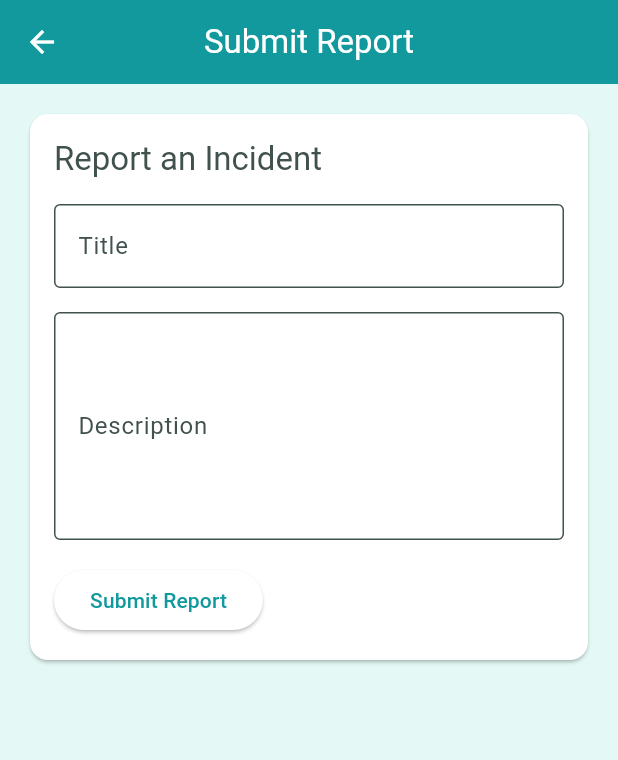
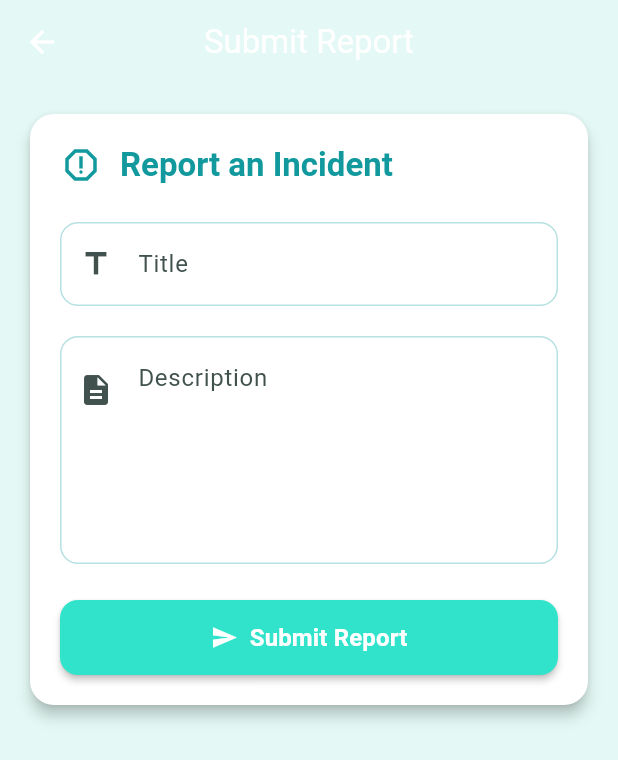
Before and after one commit to Abelboby/Reclaim, a Flutter app: the ReportScreen screen opened directly, on a phone screen of 412 x 824 dp. Shown: the top 760 px of the screen. Run offline on Flutter 3.47's test engine with Material 3 defaults, Android fonts, the phone set to English and light mode, and no system bars; our stand-ins replace firebase_auth, firebase_core, google_sign_in; accounts and stored records are empty.

Commit message:
Enhance MainScreen and ReportScreen: Improve animations and UI elements
- Added a scale animation to the floating action button (FAB) in MainScreen for a smoother user experience.
- Updated the FAB's rotation animation and transition duration for better visual feedback.
- Refined the bottom navigation bar layout and added a new method to build navigation items.
- Enhanced ReportScreen UI with a new background color, improved card design, and updated form fields for better usability.
- Introduced icons and adjusted button styles for a more cohesive design.
- Improved overall code structure and readability.

```diff
--- a/lib/presentation/screens/report/report_screen.dart
+++ b/lib/presentation/screens/report/report_screen.dart
@@ -7,9 +7,12 @@ class ReportScreen extends StatelessWidget {
   @override
   Widget build(BuildContext context) {
     return Scaffold(
+      backgroundColor: Theme.of(context).colorScheme.background,
       appBar: AppBar(
         title: const Text('Submit Report'),
         centerTitle: true,
+        elevation: 0,
+        backgroundColor: Colors.transparent,
       ),
       body: SingleChildScrollView(
         padding: const EdgeInsets.all(16),
@@ -17,36 +20,116 @@ class ReportScreen extends StatelessWidget {
           crossAxisAlignment: CrossAxisAlignment.stretch,
           children: [
             Card(
+              elevation: 4,
+              shape: RoundedRectangleBorder(
+                borderRadius: BorderRadius.circular(16),
+              ),
               child: Padding(
-                padding: const EdgeInsets.all(16),
+                padding: const EdgeInsets.all(20),
                 child: Column(
                   crossAxisAlignment: CrossAxisAlignment.start,
                   children: [
-                    Text(
-                      'Report an Incident',
-                      style: Theme.of(context).textTheme.titleLarge,
+                    Row(
+                      children: [
+                        Icon(
+                          Icons.report_outlined,
+                          color: AppColors.oceanBlue,
+                          size: 28,
+                        ),
+                        const SizedBox(width: 12),
+                        Text(
+                          'Report an Incident',
+                          style: Theme.of(context).textTheme.titleLarge?.copyWith(
+                            color: AppColors.oceanBlue,
+                            fontWeight: FontWeight.bold,
+                          ),
+                        ),
+                      ],
                     ),
-                    const SizedBox(height: 16),
+                    const SizedBox(height: 24),
                     TextFormField(
-                      decoration: const InputDecoration(
+                      decoration: InputDecoration(
                         labelText: 'Title',
-                        border: OutlineInputBorder(),
+                        hintText: 'Enter a brief title',
+                        prefixIcon: const Icon(Icons.title),
+                        border: OutlineInputBorder(
+                          borderRadius: BorderRadius.circular(12),
+                        ),
+                        enabledBorder: OutlineInputBorder(
+                          borderRadius: BorderRadius.circular(12),
+                          borderSide: BorderSide(
+                            color: AppColors.oceanBlue.withOpacity(0.3),
+                          ),
+                        ),
+                        focusedBorder: OutlineInputBorder(
+                          borderRadius: BorderRadius.circular(12),
+                          borderSide: BorderSide(
+                            color: AppColors.oceanBlue,
+                            width: 2,
+                          ),
+                        ),
                       ),
                     ),
-                    const SizedBox(height: 16),
+                    const SizedBox(height: 20),
                     TextFormField(
                       maxLines: 5,
-                      decoration: const InputDecoration(
+                      decoration: InputDecoration(
                         labelText: 'Description',
-                        border: OutlineInputBorder(),
+                        hintText: 'Provide detailed information about the incident',
+                        alignLabelWithHint: true,
+                        prefixIcon: const Padding(
+                          padding: EdgeInsets.only(bottom: 80),
+                          child: Icon(Icons.description),
+                        ),
+                        border: OutlineInputBorder(
+                          borderRadius: BorderRadius.circular(12),
+                        ),
+                        enabledBorder: OutlineInputBorder(
+                          borderRadius: BorderRadius.circular(12),
+                          borderSide: BorderSide(
+                            color: AppColors.oceanBlue.withOpacity(0.3),
+                          ),
+                        ),
+                        focusedBorder: OutlineInputBorder(
+                          borderRadius: BorderRadius.circular(12),
+                          borderSide: BorderSide(
+                            color: AppColors.oceanBlue,
+                            width: 2,
+                          ),
+                        ),
                       ),
                     ),
-                    const SizedBox(height: 16),
-                    ElevatedButton(
-                      onPressed: () {
-                        // Handle report submission
-                      },
-                      child: const Text('Submit Report'),
+                    const SizedBox(height: 24),
+                    SizedBox(
+                      height: 50,
+                      width: double.infinity,
+                      child: ElevatedButton(
+                        onPressed: () {
+                          // Handle report submission
+                        },
+                        style: ElevatedButton.styleFrom(
+                          backgroundColor: AppColors.turquoise,
+                          foregroundColor: Colors.white,
+                          shape: RoundedRectangleBorder(
+                            borderRadius: BorderRadius.circular(12),
+                          ),
+                          elevation: 2,
+                        ),
+                        child: const Row(
+                          mainAxisAlignment: MainAxisAlignment.center,
+                          children: [
+                            Icon(Icons.send),
+                            SizedBox(width: 8),
+                            Text(
+                              'Submit Report',
+                              style: TextStyle(
+                                fontSize: 16,
+                                fontWeight: FontWeight.bold,
+                              ),
+                            ),
+                          ],
+                        ),
+                      ),
                     ),
                   ],
                 ),
```
Also changed, not shown: lib/presentation/screens/main/main_screen.dart (+80 -34 lines).
